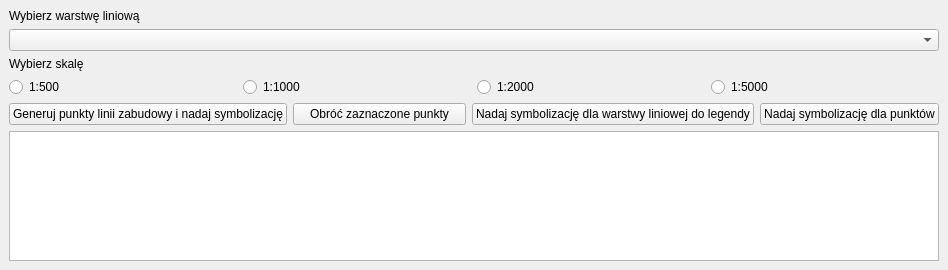
Old version of the form PBSL_dockwidget_base.ui in the repository pankonduktortoja/Pretty-building-setback-lines.
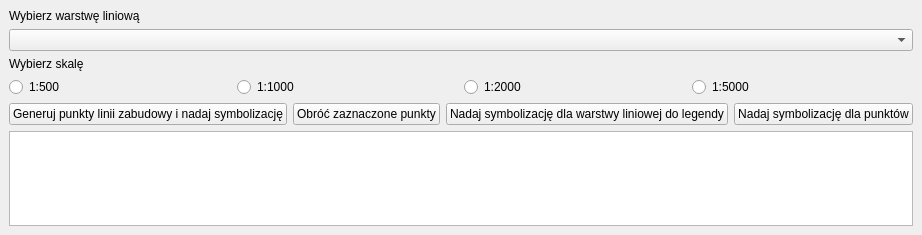
New version of the form. Custom widgets are drawn as their Qt base class.

```diff
--- a/PBSL_dockwidget_base.ui
+++ b/PBSL_dockwidget_base.ui
@@ -6,8 +6,8 @@
    <rect>
     <x>0</x>
     <y>0</y>
-    <width>948</width>
-    <height>270</height>
+    <width>905</width>
+    <height>235</height>
    </rect>
   </property>
   <property name="windowTitle">
@@ -15,57 +15,50 @@
   </property>
   <widget class="QWidget" name="dockWidgetContents">
    <layout class="QGridLayout" name="gridLayout">
-    <item row="1" column="0">
+    <item row="0" column="0">
      <layout class="QVBoxLayout" name="verticalLayout">
-      <item>
-       <widget class="QLabel" name="label">
-        <property name="text">
-         <string>Wybierz warstwę liniową</string>
-        </property>
-       </widget>
-      </item>
-      <item>
-       <widget class="QgsMapLayerComboBox" name="ComboBox">
-        <property name="filters">
-         <set>Qgis::LineLayer</set>
-        </property>
-        <property name="showCrs">
-         <bool>true</bool>
-        </property>
-       </widget>
-      </item>
       <item>
        <widget class="QLabel" name="label_2">
         <property name="text">
+         <string>Wybierz warstwę liniową</string>
+        </property>
+       </widget>
+      </item>
+      <item>
+       <widget class="QgsMapLayerComboBox" name="mMapLayerComboBox"/>
+      </item>
+      <item>
+       <widget class="QLabel" name="label">
+        <property name="text">
          <string>Wybierz skalę</string>
         </property>
        </widget>
       </item>
       <item>
-       <layout class="QHBoxLayout" name="horizontalLayout">
+       <layout class="QHBoxLayout" name="horizontalLayout_2">
         <item>
-         <widget class="QRadioButton" name="rbScale500">
+         <widget class="QRadioButton" name="radioButton_4">
           <property name="text">
            <string>1:500</string>
           </property>
          </widget>
         </item>
         <item>
-         <widget class="QRadioButton" name="rbScale1000">
+         <widget class="QRadioButton" name="radioButton_3">
           <property name="text">
            <string>1:1000</string>
           </property>
          </widget>
         </item>
         <item>
-         <widget class="QRadioButton" name="rbScale2000">
+         <widget class="QRadioButton" name="radioButton_2">
           <property name="text">
            <string>1:2000</string>
           </property>
          </widget>
         </item>
         <item>
-         <widget class="QRadioButton" name="rbScale5000">
+         <widget class="QRadioButton" name="radioButton">
           <property name="text">
            <string>1:5000</string>
           </property>
@@ -74,7 +67,7 @@
        </layout>
       </item>
       <item>
-       <layout class="QHBoxLayout" name="horizontalLayout_2">
+       <layout class="QHBoxLayout" name="horizontalLayout">
         <item>
          <widget class="QPushButton" name="pbGenerate">
           <property name="text">
@@ -83,21 +76,21 @@
          </widget>
         </item>
         <item>
-         <widget class="QPushButton" name="pbRotate">
+         <widget class="QPushButton" name="pushButton_3">
           <property name="text">
            <string>Obróć zaznaczone punkty</string>
           </property>
          </widget>
         </item>
         <item>
-         <widget class="QPushButton" name="pbLegendSymbol">
+         <widget class="QPushButton" name="pushButton_2">
           <property name="text">
            <string>Nadaj symbolizację dla warstwy liniowej do legendy</string>
           </property>
          </widget>
         </item>
         <item>
-         <widget class="QPushButton" name="pbPointSymbol">
+         <widget class="QPushButton" name="pushButton">
           <property name="text">
            <string>Nadaj symbolizację dla punktów</string>
           </property>
@@ -105,11 +98,11 @@
         </item>
        </layout>
       </item>
-      <item>
-       <widget class="QTextBrowser" name="textBrowser"/>
-      </item>
      </layout>
     </item>
+    <item row="1" column="0">
+     <widget class="QTextBrowser" name="textBrowser"/>
+    </item>
    </layout>
   </widget>
  </widget>
```
Left out of the diff: 8 changed lines with no effect on the pictures.
